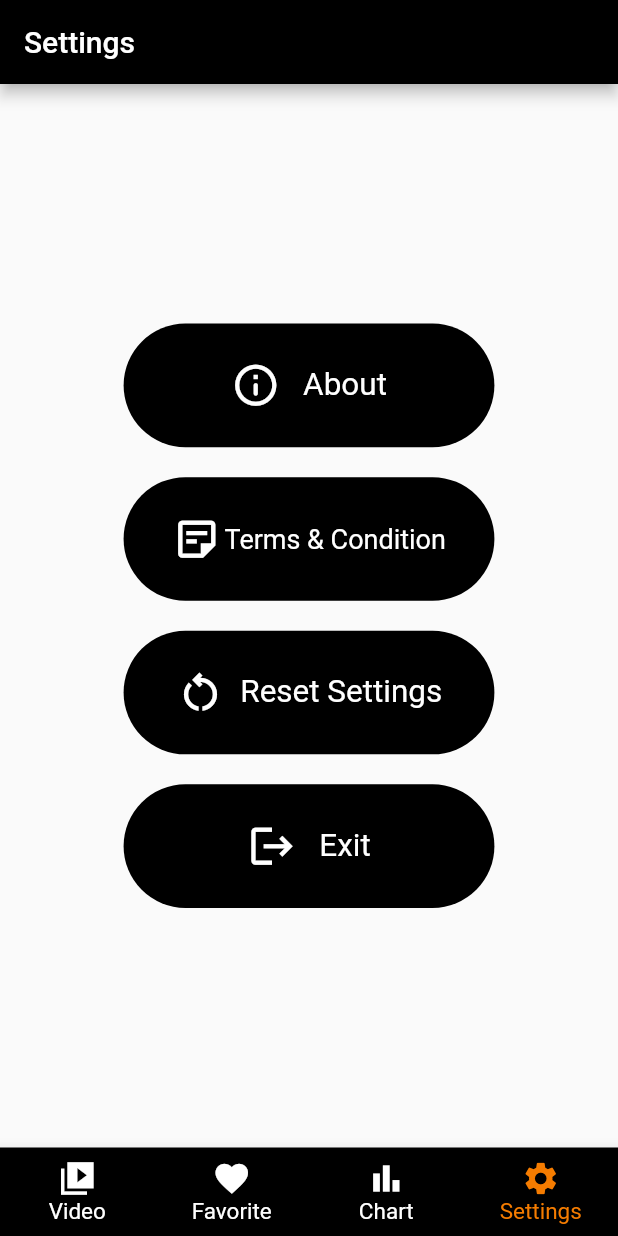
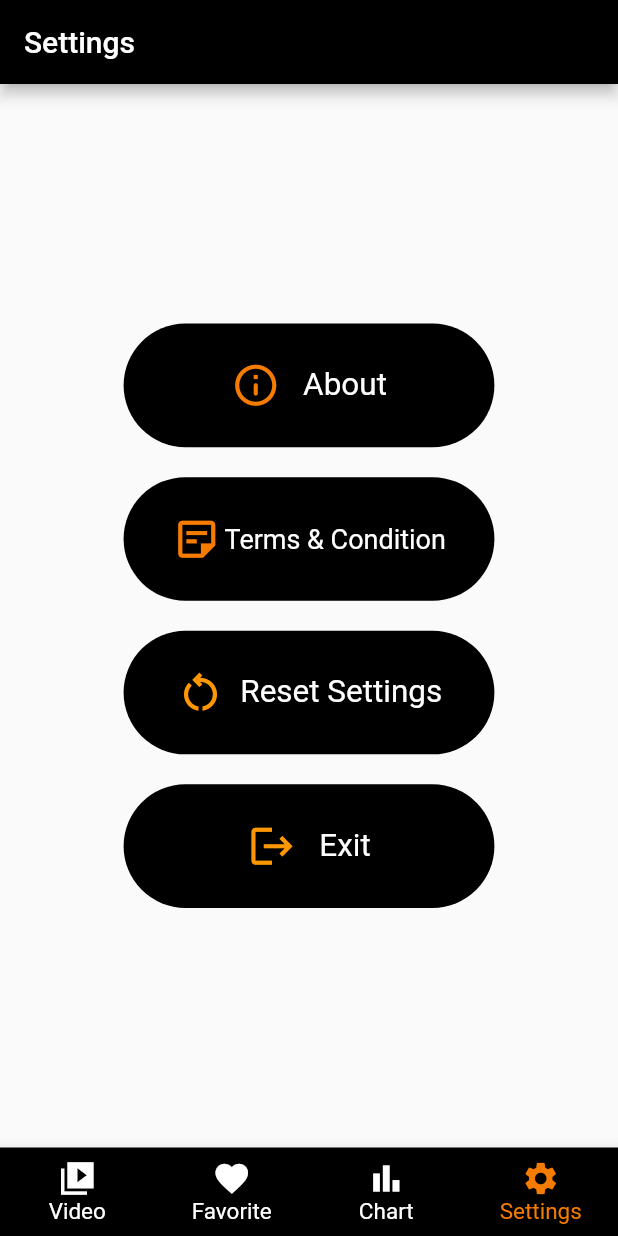
Before and after one commit to AfilAhamed/VideoPlayer, a Flutter app: the screen it shows after launch, item 4 of the bottom bar chosen, on a phone screen of 412 x 824 dp. Run offline on Flutter 3.47's test engine with Material 2 defaults, Android fonts, the phone set to English and light mode, and no system bars; our stand-ins replace charts_flutter, file_picker, flutter_slidable, hive, hive_flutter, lottie and 1 more; missing offline and left inert: video_thumbnail; accounts and stored records are empty; generated files the repository leaves out were written again.

Commit message:
twentyteenth commit

```diff
--- a/lib/screens/mini_Screens/search.dart
+++ b/lib/screens/mini_Screens/search.dart
@@ -59,9 +59,9 @@ class VideoSearchScreenState extends State<VideoSearchScreen> {
                     onPressed: () {
                       _searchController.clear();
                     },
-                    icon: const Icon(
+                    icon:const Icon(
                       Icons.clear,
-                      color: Colors.blue,
+                      color: Colors.orange,
                     )),
                 hintText: 'Search here...',
                 hintStyle: const TextStyle(color: Colors.black, fontSize: 20),
--- a/lib/screens/settings/settings_screen.dart
+++ b/lib/screens/settings/settings_screen.dart
@@ -38,15 +38,15 @@ class SettingsScreen extends StatelessWidget {
                   decoration: BoxDecoration(
                       color: Colors.black,
                       borderRadius: BorderRadius.circular(50)),
-                  child: const Row(
+                  child: Row(
                     mainAxisAlignment: MainAxisAlignment.center,
                     children: [
                       Icon(Icons.info_outline_rounded,
-                          color: Colors.white, size: 33),
-                      SizedBox(
+                          color: Colors.orange.shade700, size: 33),
+                      const SizedBox(
                         width: 15,
                       ),
-                      Text(
+                      const Text(
                         'About',
                         style: TextStyle(color: Colors.white, fontSize: 21),
                       )
@@ -70,15 +70,15 @@ class SettingsScreen extends StatelessWidget {
                   decoration: BoxDecoration(
                       color: Colors.black,
                       borderRadius: BorderRadius.circular(50)),
-                  child: const Row(
+                  child: Row(
                     mainAxisAlignment: MainAxisAlignment.center,
                     children: [
                       Icon(Icons.sticky_note_2_outlined,
-                          color: Colors.white, size: 33),
-                      SizedBox(
+                          color: Colors.orange.shade700, size: 33),
+                      const SizedBox(
                         width: 2,
                       ),
-                      Text(
+                      const Text(
                         'Terms & Condition',
                         style: TextStyle(
                           color: Colors.white,
@@ -107,7 +107,7 @@ class SettingsScreen extends StatelessWidget {
                     mainAxisAlignment: MainAxisAlignment.center,
                     children: [
                       Icon(Icons.restart_alt_outlined,
-                          color: Colors.white, size: 33),
+                          color: Colors.orange, size: 33),
                       SizedBox(
                         width: 10,
                       ),
@@ -138,7 +138,7 @@ class SettingsScreen extends StatelessWidget {
                   child: const Row(
                     mainAxisAlignment: MainAxisAlignment.center,
                     children: [
-                      Icon(Icons.logout, color: Colors.white, size: 33),
+                      Icon(Icons.logout, color: Colors.orange, size: 33),
                       SizedBox(
                         width: 15,
                       ),
```
